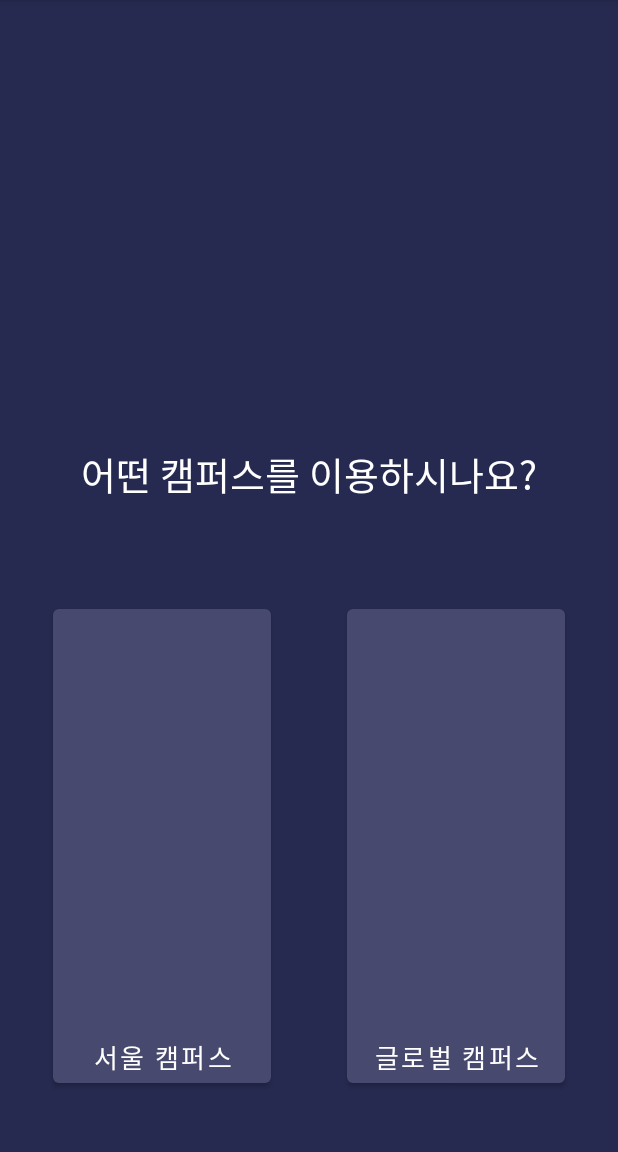
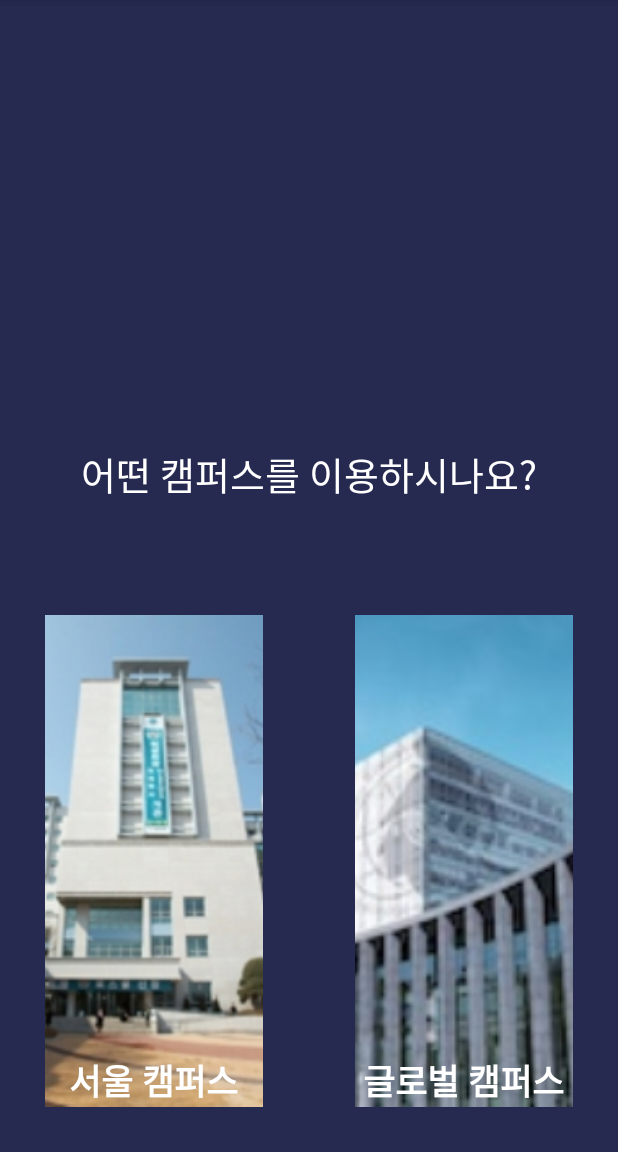
Before and after one commit to leestana01/OSS-6team, an Android app: the screen it shows after launch (MainActivity), on a phone screen of 412 x 824 dp, the part 84-1236 px from its top. Run offline under Robolectric (Android 15) with nearby library versions, the phone set to English and light mode, and no system bars.

Commit message:
DB 가공 및 처리 완료 / 코드 최적화 진행

```diff
--- a/app/src/main/java/com/oss6team/emptylecturefinder/Global.kt
+++ b/app/src/main/java/com/oss6team/emptylecturefinder/Global.kt
@@ -4,20 +4,21 @@ import android.content.Intent
 import android.os.Bundle
 import android.view.View
 import android.widget.Button
+import android.widget.ImageButton
 import androidx.appcompat.app.AppCompatActivity
 
 class Global : AppCompatActivity() {
     override fun onCreate(savedInstanceState: Bundle?) {
         super.onCreate(savedInstanceState)
         setContentView(R.layout.activity_criteria_global)
-        val global_town_btn = findViewById<View>(R.id.global_town_btn) as Button
+        val global_town_btn = findViewById<View>(R.id.global_town_btn) as ImageButton
         global_town_btn.setOnClickListener {
             val intent = Intent(this@Global, Global_building::class.java)
             startActivity(intent)
         }
 
         //글로벌 시간표로 이동
-        val global_time_btn = findViewById<View>(R.id.global_time_btn) as Button
+        val global_time_btn = findViewById<View>(R.id.global_time_btn) as ImageButton
         global_time_btn.setOnClickListener {
             val campus=1;
             val intent = Intent(this@Global, CheckTime::class.java)
--- a/app/src/main/java/com/oss6team/emptylecturefinder/MainActivity.kt
+++ b/app/src/main/java/com/oss6team/emptylecturefinder/MainActivity.kt
@@ -5,6 +5,7 @@ import androidx.appcompat.app.AppCompatActivity
 import android.os.Bundle
 import android.view.View
 import android.widget.Button
+import android.widget.ImageButton
 import androidx.appcompat.app.AppCompatDelegate
 
 
@@ -14,12 +15,12 @@ class MainActivity : AppCompatActivity() {
 
         AppCompatDelegate.setDefaultNightMode(AppCompatDelegate.MODE_NIGHT_NO) //다크모드 비활성화
         setContentView(R.layout.activity_main)
-        val seoul_btn = findViewById<View>(R.id.seoul_btn) as Button
+        val seoul_btn = findViewById<View>(R.id.seoul_btn) as ImageButton
         seoul_btn.setOnClickListener {
             val intent = Intent(this@MainActivity, Seoul::class.java)
             startActivity(intent)
         }
-        val global_btn = findViewById<View>(R.id.global_btn) as Button
+        val global_btn = findViewById<View>(R.id.global_btn) as ImageButton
         global_btn.setOnClickListener {
             val intent = Intent(this@MainActivity, Global::class.java)
             startActivity(intent)
--- a/app/src/main/java/com/oss6team/emptylecturefinder/Seoul.kt
+++ b/app/src/main/java/com/oss6team/emptylecturefinder/Seoul.kt
@@ -4,20 +4,21 @@ import android.content.Intent
 import android.os.Bundle
 import android.view.View
 import android.widget.Button
+import android.widget.ImageButton
 import androidx.appcompat.app.AppCompatActivity
 
 class Seoul : AppCompatActivity() {
     override fun onCreate(savedInstanceState: Bundle?) {
         super.onCreate(savedInstanceState)
         setContentView(R.layout.activity_criteria)
-        val seoul_town_btn = findViewById<View>(R.id.seoul_town_btn) as Button
+        val seoul_town_btn = findViewById<View>(R.id.seoul_town_btn) as ImageButton
         seoul_town_btn.setOnClickListener {
             val intent = Intent(this@Seoul, Seoul_building::class.java)
             startActivity(intent)
         }
 
         //서울 시간표로 이동
-        val seoul_time_btn = findViewById<View>(R.id.seoul_time_btn) as Button
+        val seoul_time_btn = findViewById<View>(R.id.seoul_time_btn) as ImageButton
         seoul_time_btn.setOnClickListener {
             val campus=0;
             val intent = Intent(this@Seoul, CheckTime::class.java)
--- a/app/src/main/res/layout/activity_main.xml
+++ b/app/src/main/res/layout/activity_main.xml
@@ -21,41 +21,65 @@
         app:layout_constraintTop_toTopOf="parent"
         app:layout_constraintVertical_bias="0.407" />
 
-    <Button
-        android:id="@+id/global_btn"
+    <FrameLayout
         android:layout_width="145dp"
         android:layout_height="328dp"
-        android:layout_marginEnd="35dp"
-        android:layout_marginBottom="40dp"
-        android:gravity="bottom|center"
-        android:textColor="#FFFFFF"
-        android:onClick="onButton2Clicked"
-        android:text="글로벌 캠퍼스"
-        android:textSize="17dp"
+        android:layout_margin="30dp"
         app:layout_constraintBottom_toBottomOf="parent"
         app:layout_constraintEnd_toEndOf="parent"
         app:layout_constraintHorizontal_bias="1.0"
         app:layout_constraintStart_toStartOf="parent"
         app:layout_constraintTop_toTopOf="parent"
-        app:layout_constraintVertical_bias="1.0"
-        tools:ignore="MissingConstraints" />
+        app:layout_constraintVertical_bias="1.0">
 
-    <Button
-        android:id="@+id/seoul_btn"
+        <ImageButton
+            android:id="@+id/global_btn"
+            android:layout_width="match_parent"
+            android:layout_height="match_parent"
+            android:onClick="onButton2Clicked"
+            android:src="@drawable/global_img"
+            android:scaleType="centerCrop"
+            android:background="?android:attr/selectableItemBackground"/>
+
+        <TextView
+            android:layout_width="wrap_content"
+            android:layout_height="wrap_content"
+            android:layout_gravity="bottom|center_horizontal"
+            android:text="글로벌 캠퍼스"
+            android:textSize="23dp"
+            android:textStyle="bold"
+            android:textColor="#FFFFFF"/>
+    </FrameLayout>
+
+    <FrameLayout
         android:layout_width="145dp"
         android:layout_height="328dp"
-        android:layout_marginStart="35dp"
-        android:layout_marginBottom="40dp"
-        android:gravity="bottom|center"
-        android:onClick="onButton1Clicked"
-        android:text="서울 캠퍼스"
-        android:textSize="17dp"
-        android:textColor="#FFFFFF"
+        android:layout_margin="30dp"
         app:layout_constraintBottom_toBottomOf="parent"
         app:layout_constraintEnd_toEndOf="parent"
         app:layout_constraintHorizontal_bias="0.0"
         app:layout_constraintStart_toStartOf="parent"
         app:layout_constraintTop_toTopOf="parent"
-        app:layout_constraintVertical_bias="1.0"
-        tools:ignore="HardcodedText,MissingConstraints" />
+        app:layout_constraintVertical_bias="1.0">
+
+        <ImageButton
+            android:id="@+id/seoul_btn"
+            android:layout_width="match_parent"
+            android:layout_height="match_parent"
+            android:layout_gravity="bottom|center_horizontal"
+            android:onClick="onButton1Clicked"
+            android:src="@drawable/seoul_img"
+            android:scaleType="centerCrop"
+            android:background="?android:attr/selectableItemBackground"/>
+
+        <TextView
+            android:layout_width="wrap_content"
+            android:layout_height="wrap_content"
+            android:layout_gravity="bottom|center_horizontal"
+            android:text="서울 캠퍼스"
+            android:textSize="23dp"
+            android:textStyle="bold"
+            android:textColor="#FFFFFF"/>
+    </FrameLayout>
+
 </androidx.constraintlayout.widget.ConstraintLayout>
```
Also changed, not shown: app/src/main/java/com/oss6team/emptylecturefinder/Global_building.kt (+12 -53 lines), app/src/main/java/com/oss6team/emptylecturefinder/LectureFound.kt (+5 -2 lines), app/src/main/java/com/oss6team/emptylecturefinder/Seoul_building.kt (+12 -54 lines), app/src/main/res/layout/activity_criteria.xml (+45 -22 lines), app/src/main/res/layout/activity_criteria_global.xml (+45 -22 lines), app/src/main/res/drawable/building_img.jpeg (added), app/src/main/res/drawable/global_img.jpg (added), app/src/main/res/drawable/seoul_img.gif (added), app/src/main/res/drawable/time_img.jpeg (added).
